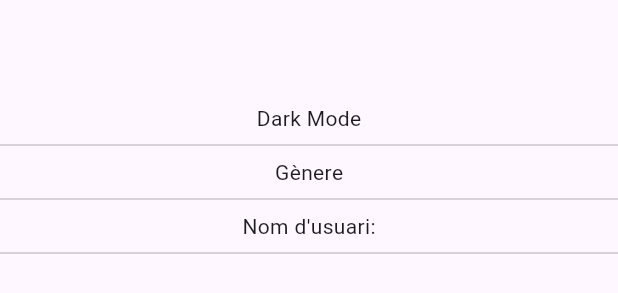
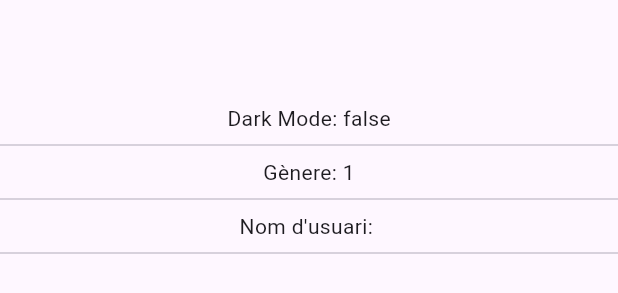
Before and after one commit to antoniofdez20/preferences_app, a Flutter app: the SideMenu widget shown alone on an empty page, opened directly, after a tap on "Home", on a phone screen of 412 x 824 dp. Shown: the part 476-769 px from the top of the screen. Run offline on Flutter 3.47's test engine with Material 3 defaults, Android fonts, the phone set to English and light mode, and no system bars; our stand-ins replace shared_preferences; accounts and stored records are empty.

Commit message:
primer commit

```diff
--- /dev/null
+++ b/lib/preferences/preferences.dart
@@ -0,0 +1,40 @@
+import 'package:shared_preferences/shared_preferences.dart';
+
+class Preferences {
+  static late SharedPreferences _prefs; //objeto de tipo SharedPreferences
+
+  static String _nom = '';
+  static bool _isDarkMode = false;
+  static int _genere = 1;
+
+  static Future init() async {
+    _prefs = await SharedPreferences.getInstance();
+  }
+
+  static String get nom {
+    return _prefs.getString('nom') ?? _nom;
+  }
+
+  static set nom(String value) {
+    _nom = value;
+    _prefs.setString('nom', value);
+  }
+
+  static bool get isDarkMode {
+    return _prefs.getBool('darkMode') ?? _isDarkMode;
+  }
+
+  static set isDarkMode(bool value) {
+    _isDarkMode = value;
+    _prefs.setBool('darkMode', value);
+  }
+
+  static int get genere {
+    return _prefs.getInt('genere') ?? _genere;
+  }
+
+  static set genere(int value) {
+    _genere = value;
+    _prefs.setInt('genere', value);
+  }
+}
--- a/lib/screens/home_screen.dart
+++ b/lib/screens/home_screen.dart
@@ -1,4 +1,5 @@
 import 'package:flutter/material.dart';
+import 'package:preferences_app_plantilla/preferences/preferences.dart';
 import 'package:preferences_app_plantilla/widgets/widgets.dart';
 
 class HomeScreen extends StatelessWidget {
@@ -15,13 +16,13 @@ class HomeScreen extends StatelessWidget {
         drawer: const SideMenu(),
         body: Column(
           mainAxisAlignment: MainAxisAlignment.center,
-          children: const [
-            Text('Dark Mode'),
-            Divider(),
-            Text('Gènere'),
-            Divider(),
-            Text('Nom d\'usuari:'),
-            Divider()
+          children: [
+            Text('Dark Mode: ${Preferences.isDarkMode}'),
+            const Divider(),
+            Text('Gènere: ${Preferences.genere}'),
+            const Divider(),
+            Text('Nom d\'usuari: ${Preferences.nom}'),
+            const Divider()
           ],
         ));
   }
--- a/lib/widgets/drawer.dart
+++ b/lib/widgets/drawer.dart
@@ -10,22 +10,22 @@ class SideMenu extends StatelessWidget {
       child: ListView(
         padding: EdgeInsets.zero,
         children: [
-          _DrawerHeader(),
+          const _DrawerHeader(),
           ListTile(
             leading: const Icon(Icons.pages_outlined),
-            title: Text('Home'),
+            title: const Text('Home'),
             onTap: () {
               Navigator.pushReplacementNamed(context, HomeScreen.routerName);
             },
           ),
           ListTile(
             leading: const Icon(Icons.people_outlined),
-            title: Text('People'),
+            title: const Text('People'),
             onTap: () {},
           ),
           ListTile(
             leading: const Icon(Icons.settings_outlined),
-            title: Text('Settings'),
+            title: const Text('Settings'),
             onTap: () {
               Navigator.pop(context);
               Navigator.pushReplacementNamed(
@@ -46,10 +46,10 @@ class _DrawerHeader extends StatelessWidget {
   @override
   Widget build(BuildContext context) {
     return DrawerHeader(
-      child: Container(),
       decoration: const BoxDecoration(
           image: DecorationImage(
               image: AssetImage('assets/menu-img.jpg'), fit: BoxFit.cover)),
+      child: Container(),
     );
   }
 }
```
Also changed, not shown: lib/main.dart (+8 -1 lines), lib/screens/settings_screen.dart (+13 -12 lines), pubspec.lock, 1 other file.
